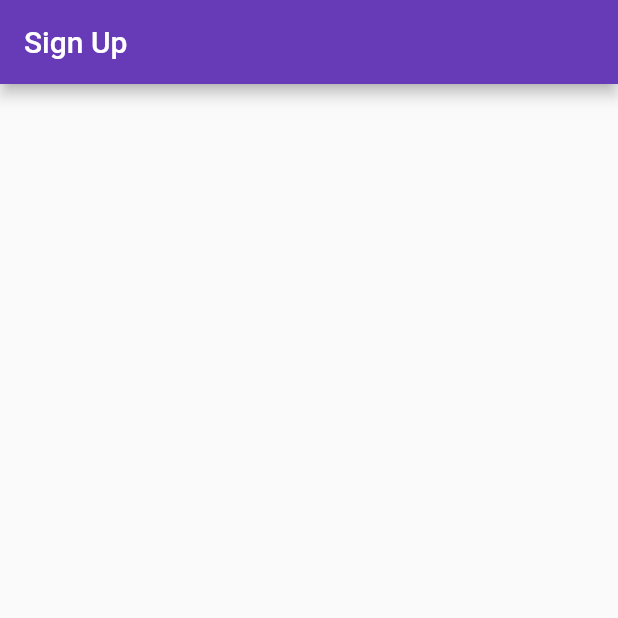
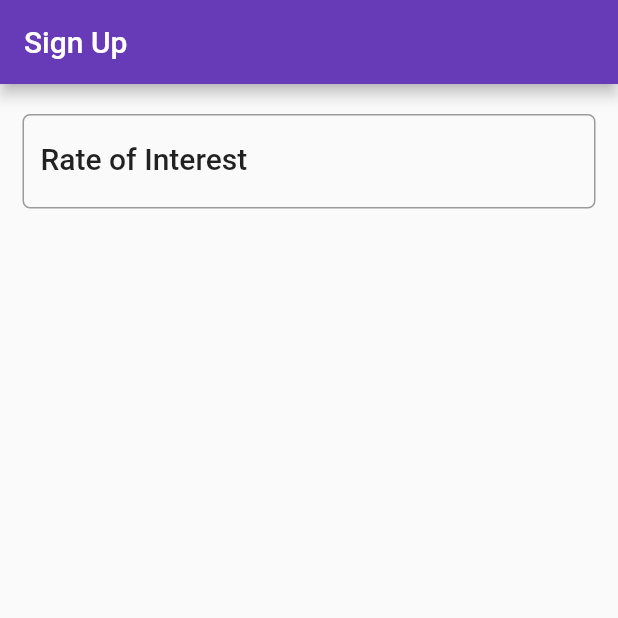
Before and after one commit to IsuruBRanapana/Location_Finder_Project, a Flutter app: the screen it shows after launch, on a phone screen of 412 x 824 dp, the top half of it. Run offline on Flutter 3.47's test engine with Material 2 defaults, Android fonts, the phone set to English and light mode, and no system bars.

```diff
--- a/ProjectLocation/location_finder/lib/app_screens/signup.dart
+++ b/ProjectLocation/location_finder/lib/app_screens/signup.dart
@@ -1,6 +1,6 @@
 import 'package:flutter/material.dart';
 
-class SignUp extends StatefulWidget{
+class SignUp extends StatefulWidget {
   @override
   State<StatefulWidget> createState() {
     // TODO: implement createState
@@ -8,9 +8,20 @@ class SignUp extends StatefulWidget{
   }
 }
 
-class SignUpState extends State<SignUp>{
+class SignUpState extends State<SignUp> {
+  var _formKey = GlobalKey<FormState>();
+  double _minimumPadding=5.0;
+
+  TextEditingController first_name_controller=TextEditingController();
+  TextEditingController last_name_controller=TextEditingController();
+  TextEditingController email_controller=TextEditingController();
+  TextEditingController phone_number_controller=TextEditingController();
+  TextEditingController password_controller=TextEditingController();
+  TextEditingController con_password_controller=TextEditingController();
+
   @override
   Widget build(BuildContext context) {
+
     // TODO: implement build
     return Scaffold(
       appBar: AppBar(
@@ -23,13 +34,44 @@ class SignUpState extends State<SignUp>{
     );
   }
 
-  Widget signUpForm(){
-    return Padding(
-      padding: EdgeInsets.all(15.0),
-      child: ListView(
-        children: <Widget>[
+  Widget signUpForm() {
+    TextStyle textStyle = Theme.of(context).textTheme.title;
+    return Form(
+      key: _formKey,
+      child: Padding(
+        padding: EdgeInsets.all(_minimumPadding*3),
+        child: ListView(
+          children: <Widget>[
 
-        ],
+            //First Name
+            Padding(
+              padding: EdgeInsets.only(top: _minimumPadding,bottom: _minimumPadding),
+              child: TextFormField(
+                controller: first_name_controller,
+                validator: (String value) {
+                  if (value.isEmpty) {
+                    return "Enter the First Name";
+                  }
+                  return null;
+                },
+                keyboardType: TextInputType.text,
+                style: textStyle,
+                decoration: InputDecoration(
+                    labelText: "Rate of Interest",
+                    labelStyle: textStyle,
+                    errorStyle: TextStyle(
+                      color: Colors.yellowAccent,
+                      fontSize: 15.0,
+                    ),
+                    hintText: "In percent",
+                    border: OutlineInputBorder(
+                        borderRadius: BorderRadius.circular(5.0),
+                    ),
+                ),
+              ),
+            )
+          ],
+        ),
       ),
     );
   }
```
